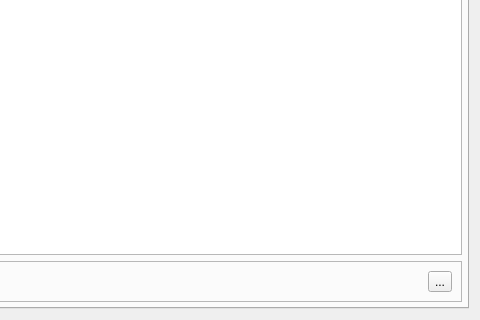
royqh1979/RedPanda-CPP, file RedPandaIDE/settingsdialog/projectcompileparamaterswidget.ui: the form before one commit; both pictures show x 195 to 675 and y 127 to 447 of the 675 by 447 pixel window.
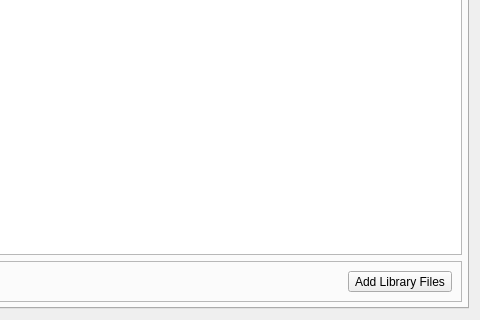
The form after the commit. Icons and pictures are not drawn.

Commit message: - fix: index of the longest line not correctly updated ( which will cause selection errors)

```diff
--- a/RedPandaIDE/settingsdialog/projectcompileparamaterswidget.ui
+++ b/RedPandaIDE/settingsdialog/projectcompileparamaterswidget.ui
@@ -115,7 +115,14 @@
           <item>
            <widget class="QToolButton" name="btnChooseLib">
             <property name="text">
-             <string>...</string>
+             <string>Add Library Files</string>
+            </property>
+            <property name="icon">
+             <iconset resource="../icons.qrc">
+              <normaloff>:/icons/images/newlook24/035-expolr.png</normaloff>:/icons/images/newlook24/035-expolr.png</iconset>
+            </property>
+            <property name="toolButtonStyle">
+             <enum>Qt::ToolButtonTextBesideIcon</enum>
             </property>
            </widget>
           </item>
```
Left out of the diff: 4 changed lines with no effect on the pictures. The commit also changes 1 other file.
